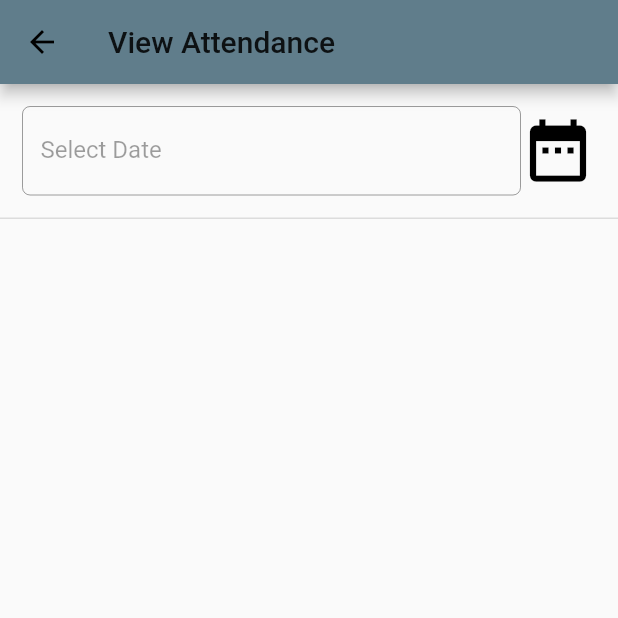
After one commit to shrawank039/students_flutter, a Flutter app: the ViewAttendance screen opened directly, on a phone screen of 412 x 824 dp, the top half of it. The commit adds this screen. Run offline on Flutter 3.47's test engine with Material 2 defaults, Android fonts, the phone set to English and light mode, and no system bars; our stand-ins replace cached_network_image, file_picker, fluttertoast, image_picker, shared_preferences; missing offline and left inert: adhara_socket_io, advance_pdf_viewer, onesignal_flutter; accounts and stored records are empty; Roboto replaces fonts that are missing (Gamja Flower).

Commit message:
Update 1.0 : View Attandence

```diff
--- /dev/null
+++ b/lib/Attendance/ViewAttendance.dart
@@ -0,0 +1,146 @@
+import 'package:flutter/material.dart';
+import 'package:students/ServerAPI.dart';
+
+class ViewAttendance extends StatefulWidget {
+  @override
+  _ViewAttendanceState createState() => _ViewAttendanceState();
+}
+
+class _ViewAttendanceState extends State<ViewAttendance> {
+
+  var dateController = TextEditingController();
+  List attendance = [];
+
+  @override
+  void initState() {
+    // TODO: implement initState
+    super.initState();
+    _getCurrentDayAttendance();
+  }
+
+  @override
+  Widget build(BuildContext context) {
+    return Scaffold(
+      appBar: AppBar(
+        backgroundColor: Colors.blueGrey,
+        title: Text("View Attendance"),
+      ),
+
+      body: SingleChildScrollView(
+        child: Column(
+          children: <Widget>[
+            Padding(
+              padding: const EdgeInsets.all(15),
+              child: Row(
+                children: <Widget>[
+                  Expanded(
+                    child: TextFormField(
+                      controller: dateController,
+                      enabled: false,
+                      decoration: InputDecoration(
+                        alignLabelWithHint: false,
+                        hintStyle: TextStyle(fontSize: 14.0),
+                        labelStyle: TextStyle(fontSize: 16.0),
+                        labelText: 'Select Date',
+                        border: OutlineInputBorder(
+                          borderRadius: BorderRadius.circular(5.0),
+                          borderSide: BorderSide(),
+                        ),
+                      ),
+                    )
+                  ),
+                  GestureDetector(
+                      onTap: _selectServiceDate,
+                      child: Icon(Icons.date_range, size: 50, color: Colors.black,)
+                  )
+                ],
+              ),
+            ),
+            Container(
+              height: 1,
+              decoration: BoxDecoration(
+                color: Colors.black12
+              ),
+            ),
+
+            ListView.builder(
+              shrinkWrap: true,
+              physics: NeverScrollableScrollPhysics(),
+              itemCount: attendance.length,
+              itemBuilder: (BuildContext context, int index) {
+                return Container(
+                  margin: EdgeInsets.only(left: 10.0, right: 10, top: 5),
+                  child: Card(
+                    child: Padding(
+                      padding: const EdgeInsets.all(20.0),
+                      child: Row(
+                        mainAxisAlignment: MainAxisAlignment.spaceBetween,
+                        children: <Widget>[
+                          Text(
+                            attendance[index]['subject_name'],
+                            style: TextStyle(
+                              fontSize: 20,
+                              fontWeight: FontWeight.bold,
+                              color: Colors.grey[700],
+                            ),
+                          ),
+                          Container(
+                            height: 25,
+                            width: 25,
+                            child: displayWidget(attendance[index]['attendance_status']),
+                          ),
+                        ],
+                      ),
+                    ),
+                  ),
+                );
+              },
+            )
+
+          ],
+        ),
+      ),
+
+    );
+  }
+
+  Widget displayWidget(status){
+    if(status == 0 ) {
+      return Text("A", style: TextStyle(color: Colors.red, fontSize: 20, fontWeight: FontWeight.bold),);
+    } else {
+      return Text("P", style: TextStyle(color: Colors.green, fontSize: 20, fontWeight: FontWeight.bold),);
+    }
+  }
+
+
+  _selectServiceDate() async {
+
+    var selectedDate = await showDatePicker(
+      context: context,
+      initialDate: DateTime(DateTime.now().year, DateTime.now().month, DateTime.now().day),
+      firstDate: DateTime(DateTime.now().year - 1, DateTime.now().month, DateTime.now().day),
+      lastDate: DateTime(DateTime.now().year, DateTime.now().month, DateTime.now().day),
+      builder: (BuildContext context, Widget child) {
+        return Theme(
+          data: ThemeData.light().copyWith( primaryColor: Colors.red, accentColor: Colors.red, buttonColor: Colors.red),
+          child: child,
+        );
+      },
+    );
+    var formatDate = selectedDate.year.toString()+"-"+selectedDate.month.toString()+"-"+selectedDate.day.toString();
+    dateController.text = formatDate;
+    final result = await ServerAPI().getPreviousDayAttendance(formatDate.toString());
+    print(result);
+    setState(() {
+      attendance = result['data'];
+    });
+  }
+
+  _getCurrentDayAttendance() async {
+    final result = await ServerAPI().getCurrentDayAttendance();
+    setState(() {
+      attendance = result['data'];
+    });
+  }
+
+}
```
Also changed, not shown: lib/Dashboard/Dashboard.dart (+9 -2 lines), lib/ServerAPI.dart (+25 -0 lines).
